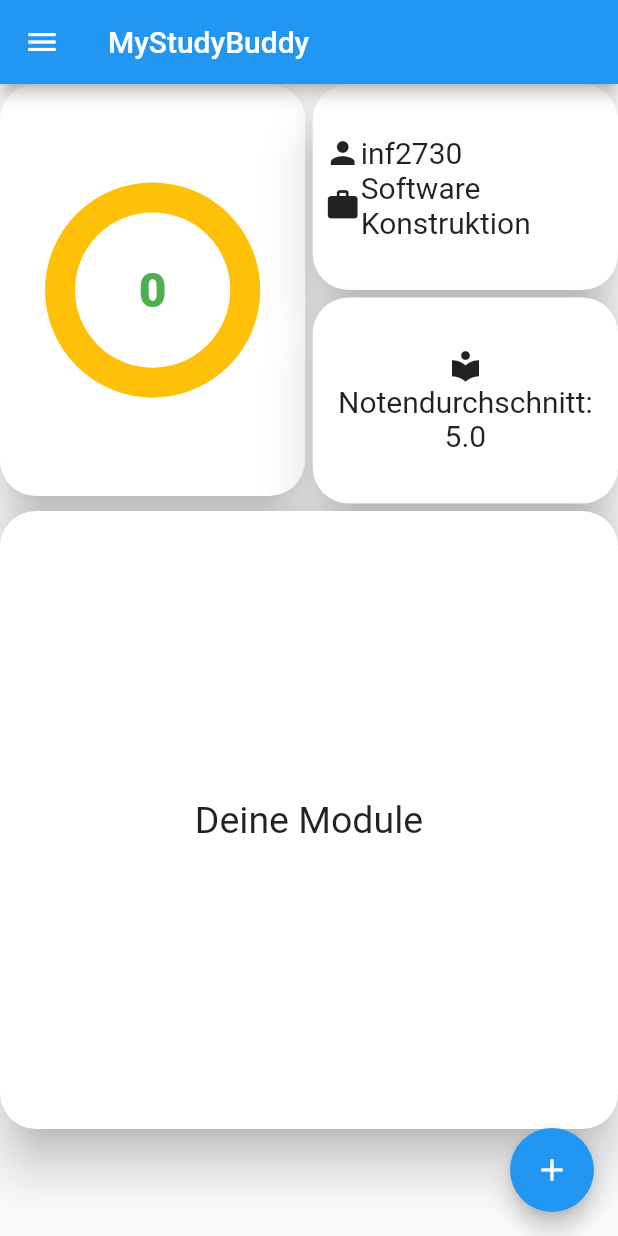
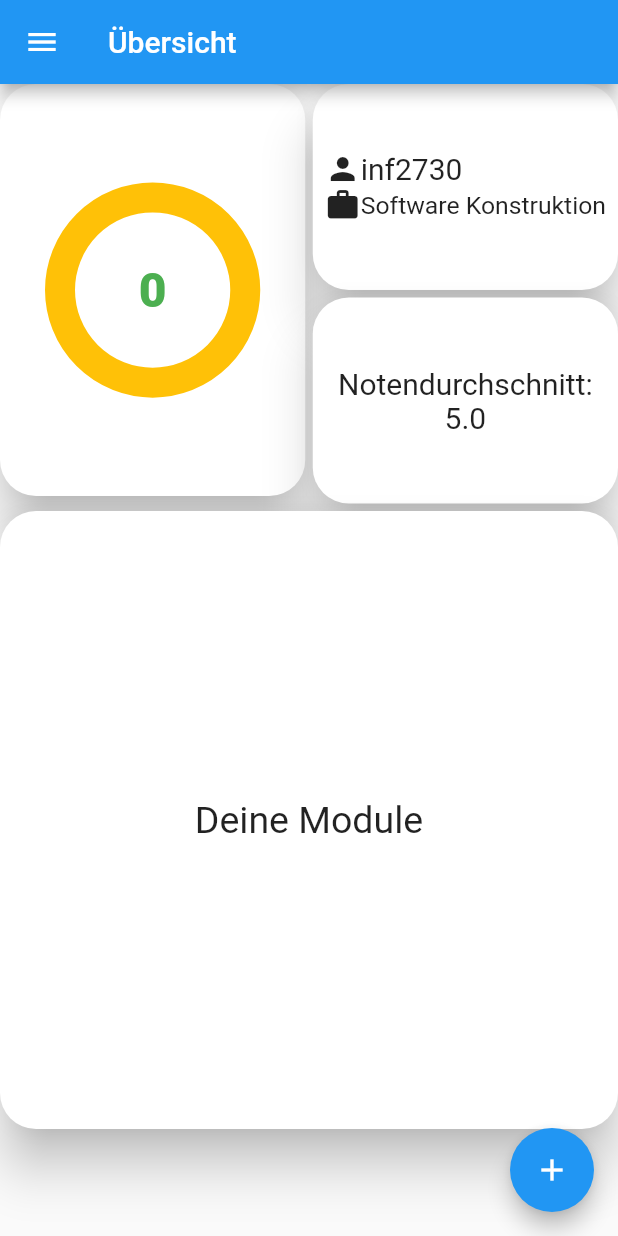
Before and after one commit to AlfredTachi/MyStudyBuddy2020, a Flutter app: the screen it shows after launch, on a phone screen of 412 x 824 dp. Run offline on Flutter 3.47's test engine with Material 2 defaults, Android fonts, the phone set to English and light mode, and no system bars; our stand-ins replace webview_flutter.

```diff
--- a/lib/dashboard/dashboard.dart
+++ b/lib/dashboard/dashboard.dart
@@ -12,7 +12,7 @@ class DashboardState extends State<Dashboard> {
   Widget build(BuildContext context) {
     return Scaffold(
       appBar: AppBar(
-        title: Text("MyStudyBuddy"),
+        title: Text("Übersicht"),
       ),
       drawer: OwnDrawer(),
       body:StaggeredView(),
--- a/lib/dashboard/staggered_view_dashboard/StaggeredView.dart
+++ b/lib/dashboard/staggered_view_dashboard/StaggeredView.dart
@@ -34,7 +34,10 @@ Material persondetails(
             Row(
               children: <Widget>[
                 Icon(icontwo),
-                Flexible(child: Text(special, style: TextStyle(fontSize: 20))),
+                Flexible(
+                    child: FittedBox(
+                        fit: BoxFit.cover,
+                        child: Text(special, style: TextStyle(fontSize: 20)))),
               ],
             )
           ],
@@ -42,7 +45,7 @@ Material persondetails(
       ));
 }
 
-Material grades(IconData icon, String heading, double grades) {
+Material grades(String heading, double grades) {
   return Material(
       color: Colors.white,
       elevation: 14.0,
@@ -53,9 +56,9 @@ Material grades(IconData icon, String heading, double grades) {
         child: Column(
           mainAxisAlignment: MainAxisAlignment.center,
           children: <Widget>[
-            Icon(icon),
-            Text(heading, style: TextStyle(fontSize: 20)),
-            Text(grades.toString(), style: TextStyle(fontSize: 20))
+
+            FittedBox(fit: BoxFit.cover,child: Text(heading, style: TextStyle(fontSize: 20))),
+            FittedBox(fit: BoxFit.cover,child: Text(grades.toString(), style: TextStyle(fontSize: 20)))
           ],
         ),
       ));
@@ -99,8 +102,9 @@ class _StaggeredViewState extends State<StaggeredView> {
           mainAxisSpacing: 5,
           children: <Widget>[
             progress(ProgressBar()),
-            persondetails(Icons.person, "inf2730", Icons.work, "Software Konstruktion"),
-            grades(Icons.local_library, "Notendurchschnitt:", 5.0),
+            persondetails(
+                Icons.person, "inf2730", Icons.work, "Software Konstruktion"),
+            grades("Notendurchschnitt:", 5.0),
             module("Deine Module")
           ],
           staggeredTiles: [
```
Also changed, not shown: pubspec.yaml (+3 -4 lines), pubspec.lock.
